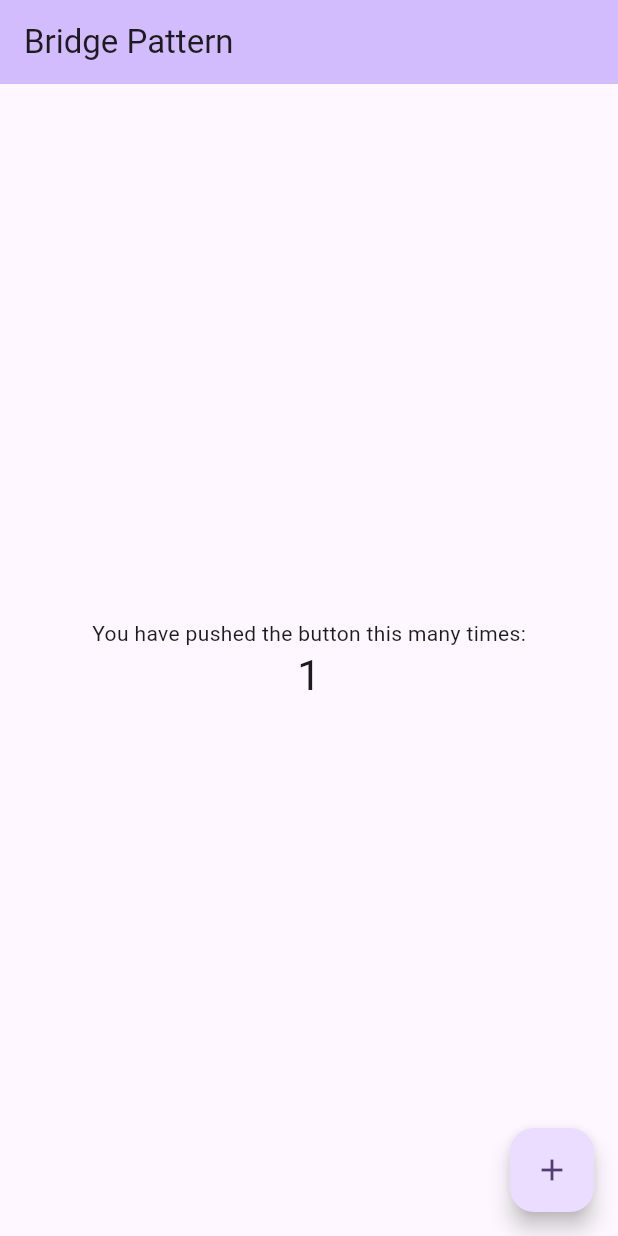
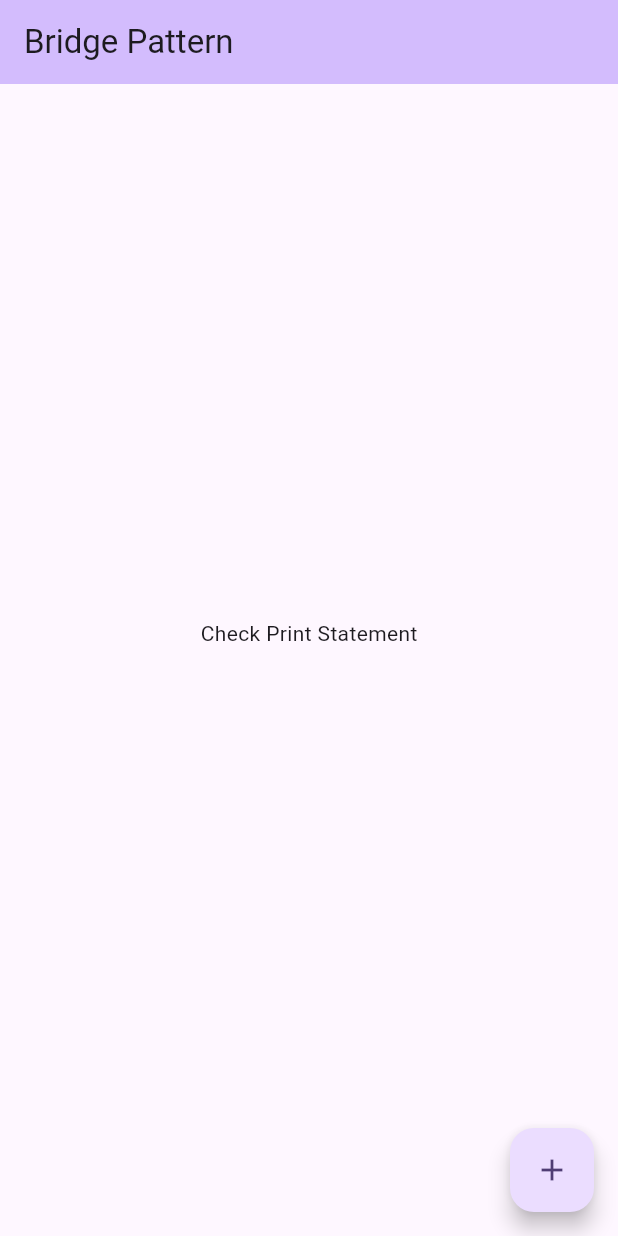
Before and after one commit to biswajit540cmile/bridge_nba, a Flutter app: the screen it shows after launch, after a tap on the "add" icon, on a phone screen of 412 x 824 dp. Run offline on Flutter 3.47's test engine with Material 2 defaults, Android fonts, the phone set to English and light mode, and no system bars.

Commit message:
Bridge Example

```diff
--- a/lib/bridge.dart
+++ b/lib/bridge.dart
@@ -1,33 +1,33 @@
-abstract class Shape {
+abstract class Shape { ///Abstraction Class
   Color color;
   Shape(this.color);
   void drawShape();
 }
 
-class Circle extends Shape {
+class Circle extends Shape {///Refined Abstraction 1
   Circle(Color color) : super(color);
   void drawShape() {
     print("Drawing Circle with ${color.fillColor}");
   }
 }
 
-class Square extends Shape {
+class Square extends Shape {///Refined Abstraction 2
   Square(Color color) : super(color);
   void drawShape() {
     print("Drawing Square with ${color.fillColor}");
   }
 }
 
-abstract class Color {
+abstract class Color { ///Implementor interface
   late String fillColor;
 }
 
-class RedColor implements Color {
+class RedColor implements Color {///Concrete Implementor 1
   @override
   String fillColor = "Red";
 }
 
-class GreenColor implements Color {
+class GreenColor implements Color {///Concrete Implementor 2
   @override
   String fillColor = "Green";
 }
--- a/lib/main.dart
+++ b/lib/main.dart
@@ -40,7 +40,7 @@ class _MyHomePageState extends State<MyHomePage> {
     circle.drawShape(); // Drawing Circle with Red
     square.drawShape(); // Drawing Square with Green
     setState(() {
-      _counter++;
+      // _counter++;
     });
   }
 
@@ -56,10 +56,10 @@ class _MyHomePageState extends State<MyHomePage> {
           mainAxisAlignment: MainAxisAlignment.center,
           children: <Widget>[
             const Text(
-              'You have pushed the button this many times:',
+              'Check Print Statement',
             ),
             Text(
-              '$_counter',
+              '',
               style: Theme.of(context).textTheme.headlineMedium,
             ),
           ],
```
Also changed, not shown: 1 other file.
